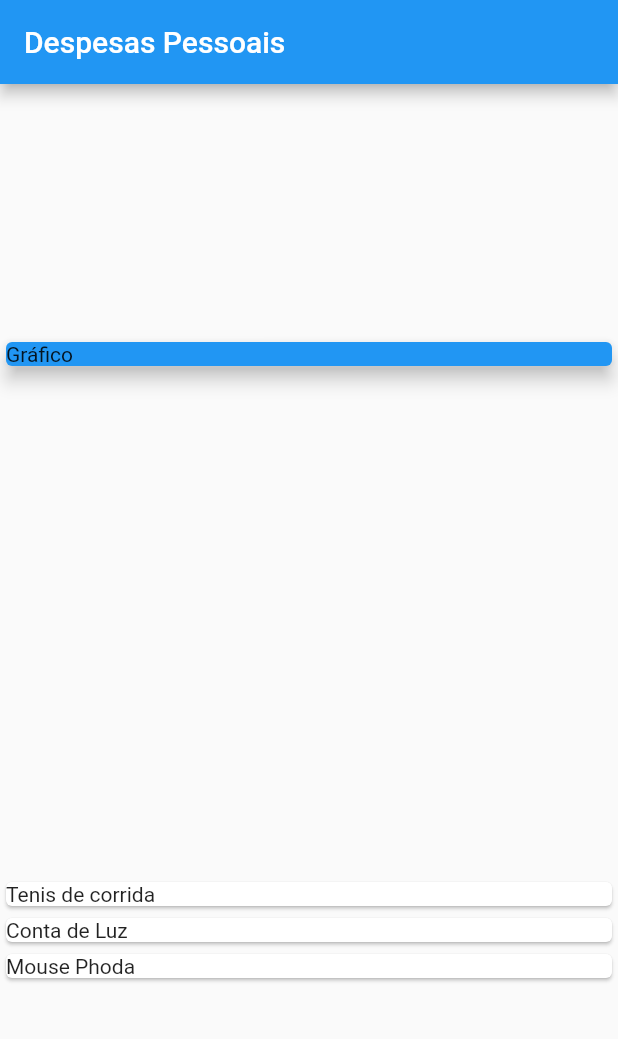
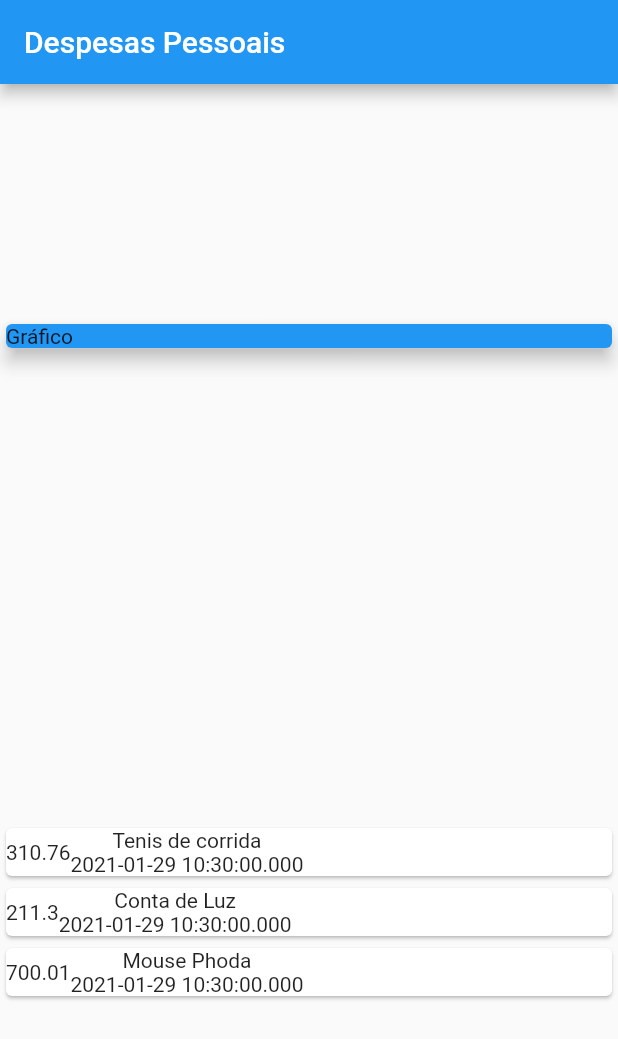
Before and after one commit to davidborelli/expenses, a Flutter app: the screen it shows after launch, on a phone screen of 412 x 824 dp. Shown: the top 1039 px of the screen. Run offline on Flutter 3.47's test engine with Material 2 defaults, Android fonts, the phone set to English and light mode, and no system bars.

Commit message:
feat: structuring the transaction card

```diff
--- a/lib/main.dart
+++ b/lib/main.dart
@@ -39,7 +39,19 @@ class MyHomePage extends StatelessWidget {
           Column(
             crossAxisAlignment: CrossAxisAlignment.stretch,
             children: _transactions.map((transaction) => Card(
-              child: Text(transaction.title),
+              child: Row(
+                children: [
+                  Container(
+                    child: Text(transaction.value.toString()),
+                  ),
+                  Column(
+                    children: [
+                      Text(transaction.title),
+                      Text(transaction.date.toString())
+                    ],
+                  )
+                ],
+              ),
             )).toList(),
           )
         ],
```
